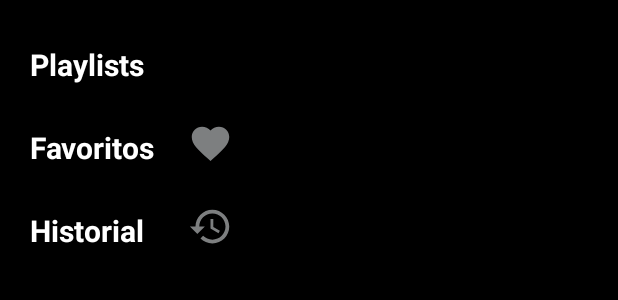
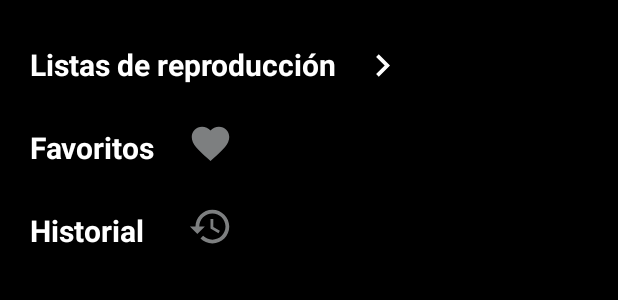
Before and after one commit to RubsRubs/Music-Box, an Android app: the layout fragment_library.xml on its own in the app's theme, with its tools: preview values and no code run, on a phone screen of 412 x 824 dp. Shown: the top 300 px of the screen. Run offline under Robolectric (Android 15) with nearby library versions, the phone set to English and light mode, and no system bars.

Commit message:
corrección error al crear una playlist, modificación Framgmen_Library layout

```diff
--- a/app/src/main/java/com/example/streamingaudioplayer/AlbumSongsListViewAdapter.java
+++ b/app/src/main/java/com/example/streamingaudioplayer/AlbumSongsListViewAdapter.java
@@ -69,8 +69,8 @@ public class AlbumSongsListViewAdapter extends ArrayAdapter {
 
             private void addToFavourites() {
 
-                String idNumber = Double.toString(song.getSongId());
-                SongIDModel songIDModel = new SongIDModel(idNumber);
+                String songId = Double.toString(song.getSongId());
+                SongIDModel songIdModel = new SongIDModel(songId);
 
                 FirebaseAuth auth = FirebaseAuth.getInstance();
                 DatabaseReference databaseReference = FirebaseDatabase.getInstance().getReference(); //este objeto hace referencia al nodo principal de la bd en real-time
@@ -78,7 +78,7 @@ public class AlbumSongsListViewAdapter extends ArrayAdapter {
 
                 //String favouritesKey = databaseReference.child("Users").child("favourites").push().getKey();
 
-                databaseReference.child("Users").child(userId).child("favourites").push().setValue(songIDModel).addOnCompleteListener(new OnCompleteListener<Void>() { //.child crea un nuevo nodo
+                databaseReference.child("Users").child(userId).child("favourites").push().setValue(songIdModel).addOnCompleteListener(new OnCompleteListener<Void>() { //.child crea un nuevo nodo
                     @Override
                     public void onComplete(@NonNull Task<Void> task1) {
                         Toast.makeText(getContext(), "Canción agregada a favoritos", Toast.LENGTH_SHORT).show();
--- a/app/src/main/java/com/example/streamingaudioplayer/SongIDModel.java
+++ b/app/src/main/java/com/example/streamingaudioplayer/SongIDModel.java
@@ -1,8 +1,10 @@
 package com.example.streamingaudioplayer;
 
-public class SongIDModel {
+import java.io.Serializable;
 
-    private String songId;
+public class SongIDModel implements Serializable {
+
+    public String songId;
 
     public SongIDModel() {
         // Default constructor required for calls to DataSnapshot.getValue(Favourite.class)
--- /dev/null
+++ b/app/src/main/res/drawable/ic_baseline_chevron_right.xml
@@ -0,0 +1,9 @@
+<vector xmlns:android="http://schemas.android.com/apk/res/android"
+    android:width="24dp"
+    android:height="24dp"
+    android:viewportWidth="24"
+    android:viewportHeight="24">
+    <path
+        android:fillColor="@android:color/white"
+        android:pathData="M10,6L8.59,7.41 13.17,12l-4.58,4.59L10,18l6,-6z" />
+</vector>
--- a/app/src/main/res/layout/add_playlist_dialog_layout.xml
+++ b/app/src/main/res/layout/add_playlist_dialog_layout.xml
@@ -10,7 +10,7 @@
         android:layout_width="match_parent"
         android:layout_height="wrap_content"
         android:backgroundTint="@color/white"
-        android:hint="Titulo"
+        android:hint="Titulo *"
         android:inputType="text"
         android:textColor="@color/white"
         android:textColorHint="@color/bottom_navigation_icon_colors" />
--- a/app/src/main/res/layout/fragment_library.xml
+++ b/app/src/main/res/layout/fragment_library.xml
@@ -7,9 +7,9 @@
     android:orientation="vertical"
     tools:context=".LibraryFragment">
 
-    <LinearLayout
+    <RelativeLayout
         android:id="@+id/layout_play_lists_ID"
-        android:layout_width="150dp"
+        android:layout_width="250dp"
         android:layout_height="55dp"
         android:layout_marginLeft="20dp"
         android:layout_marginTop="15dp"
@@ -17,15 +17,22 @@
 
         <TextView
             android:id="@+id/txtV_playlists_ID"
-            android:layout_width="100dp"
+            android:layout_width="match_parent"
             android:layout_height="55dp"
             android:gravity="center_vertical"
-            android:text="Playlists"
+            android:text="Listas de reproducción"
             android:textColor="@color/white"
             android:textSize="20dp"
             android:textStyle="bold" />
 
-    </LinearLayout>
+        <ImageView
+            android:layout_width="30dp"
+            android:layout_height="30dp"
+            android:layout_alignParentEnd="true"
+            android:layout_marginTop="13dp"
+            android:src="@drawable/ic_baseline_chevron_right" />
+
+    </RelativeLayout>
 
     <LinearLayout
         android:id="@+id/layout_favoritos_ID"
```
Also changed, not shown: app/src/main/java/com/example/streamingaudioplayer/PlayListAddDialogue.java (+16 -3 lines), app/src/main/java/com/example/streamingaudioplayer/PlayListsActivity.java (+6 -6 lines), app/src/main/java/com/example/streamingaudioplayer/Playlist.java (+6 -4 lines), app/src/main/java/com/example/streamingaudioplayer/User.java (+5 -3 lines).
